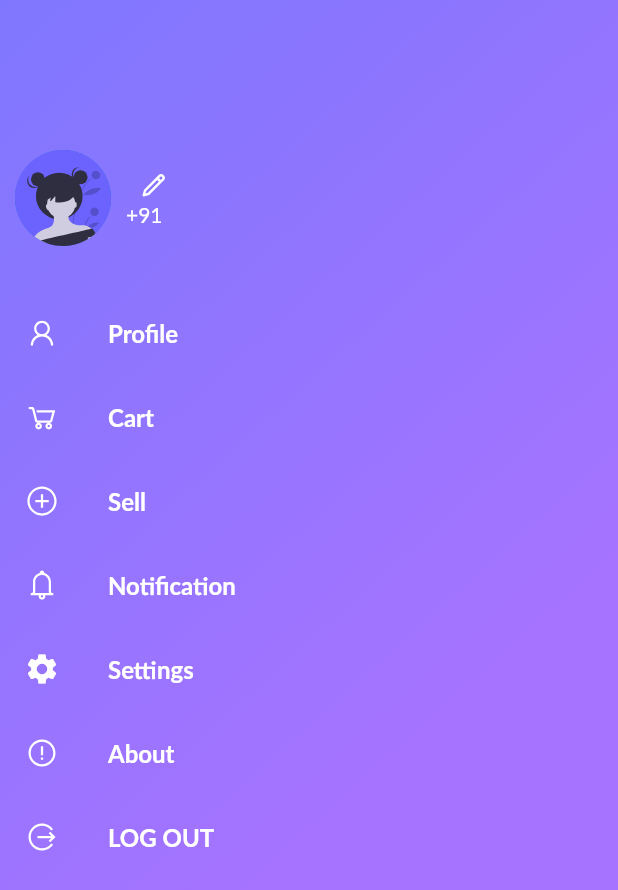
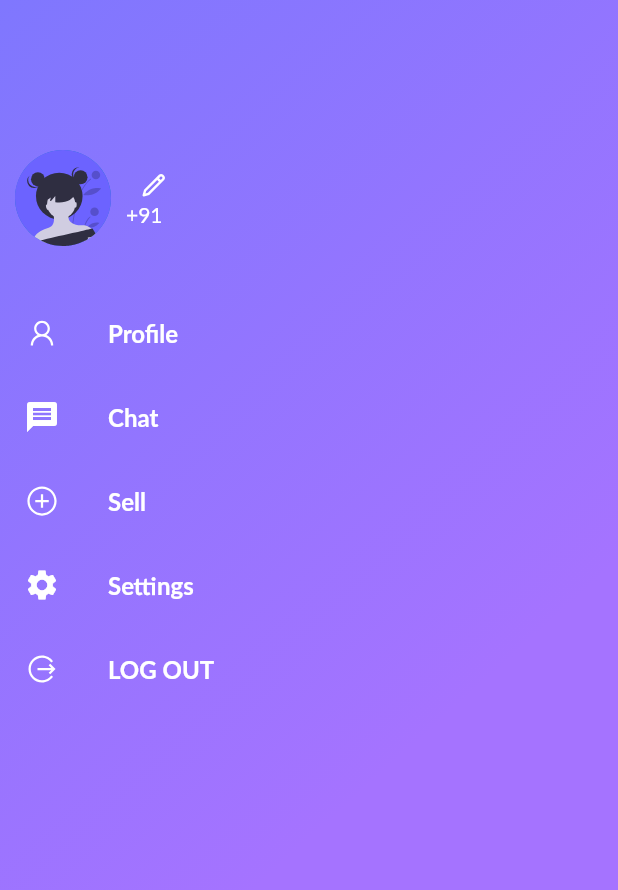
Before and after one commit to Priyank295/Mobile-Exchange, a Flutter app: the MenuWidget screen opened directly, on a phone screen of 412 x 824 dp. Shown: the top 890 px of the screen. Run offline on Flutter 3.47's test engine with Material 2 defaults, Android fonts, the phone set to English and light mode, and no system bars; our stand-ins replace carousel_slider, cloud_firestore, connectivity, email_validator, firebase_auth, firebase_core and 16 more; missing offline and left inert: custom_check_box, dart:ffi, device_apps, flutter_appavailability, onesignal_flutter, rect_getter and 1 more; accounts and stored records are empty; project files that could hold a hidden picture were left out.

Commit message:
15 commit

```diff
--- a/lib/main.dart
+++ b/lib/main.dart
@@ -62,9 +62,7 @@ class _MyAppState extends State<MyApp> {
   Widget build(BuildContext context) {
     return GetMaterialApp(
       debugShowCheckedModeBanner: false,
-      home: FirebaseAuth.instance.currentUser == null
-          ? FirstPage()
-          : NewSellPage(),
+      home: FirebaseAuth.instance.currentUser == null ? FirstPage() : NavBar(),
       routes: {
         "/login": (context) => LoginPage(),
         '/register': (context) => RegisterPage(),
--- a/lib/menu_widget.dart
+++ b/lib/menu_widget.dart
@@ -5,7 +5,11 @@ import 'package:flutter/material.dart';
 import 'package:flutter_svg/flutter_svg.dart';
 import 'package:flutter_slider_drawer/flutter_slider_drawer.dart';
 import 'package:line_icons/line_icons.dart';
+import 'package:mbx/chatList.dart';
 import 'package:mbx/loginpage.dart';
+import 'package:mbx/profile.dart';
+import 'package:mbx/sellpage.dart';
+import 'package:mbx/settingsScreen.dart';
 import './firstpage.dart';
 
 class MenuWidget extends StatefulWidget {
@@ -106,12 +110,40 @@ class _MenuWidgetState extends State<MenuWidget> {
                     SizedBox(
                       height: 30,
                     ),
-                    sliderItem('Profile', LineIcons.user),
-                    sliderItem('Cart', LineIcons.shoppingCart),
-                    sliderItem('Sell', LineIcons.plusCircle),
-                    sliderItem('Notification', LineIcons.bell),
-                    sliderItem('Settings', Icons.settings),
-                    sliderItem('About', LineIcons.exclamationCircle),
+                    InkWell(
+                      onTap: () => Navigator.push(context,
+                          MaterialPageRoute(builder: (ctx) => Profile())),
+                      child: sliderItem(
+                        'Profile',
+                        LineIcons.user,
+                      ),
+                    ),
+                    InkWell(
+                      onTap: () => Navigator.push(context,
+                          MaterialPageRoute(builder: (ctx) => ChatList())),
+                      child: sliderItem(
+                        'Chat',
+                        Icons.message,
+                      ),
+                    ),
+                    InkWell(
+                      onTap: () => Navigator.push(context,
+                          MaterialPageRoute(builder: (ctx) => SellPage())),
+                      child: sliderItem(
+                        'Sell',
+                        LineIcons.plusCircle,
+                      ),
+                    ),
+                    //sliderItem('Notification', LineIcons.bell),
+                    InkWell(
+                      onTap: () => Navigator.push(context,
+                          MaterialPageRoute(builder: (ctx) => SettingScreen())),
+                      child: sliderItem(
+                        'Settings',
+                        Icons.settings,
+                      ),
+                    ),
+                    //sliderItem('About', LineIcons.exclamationCircle),
                     Column(
                       mainAxisAlignment: MainAxisAlignment.spaceBetween,
                       children: [
--- a/lib/myProductsSceen.dart
+++ b/lib/myProductsSceen.dart
@@ -56,6 +56,7 @@ class _MyProductsState extends State<MyProducts> {
                     snapshot.data?.docs[index].get("Product Photo");
                 return Column(children: [
                   Container(
+                    margin: EdgeInsets.only(top: 15),
                     height: 208,
                     width: 170,
                     child: Card(
--- a/pubspec.yaml
+++ b/pubspec.yaml
@@ -69,6 +69,7 @@ dependencies:
   rect_getter: ^1.1.0
   onesignal_flutter: ^3.3.0
   selection_menu: ^1.0.0
+  awesome_notifications: ^0.6.21
 
 
 
```
Also changed, not shown: lib/chatScreen.dart (+13 -12 lines), lib/home.dart (+52 -50 lines), lib/product_detail_page.dart (+6 -1 lines), lib/sellpage.dart (+7 -8 lines), 1 other file.
